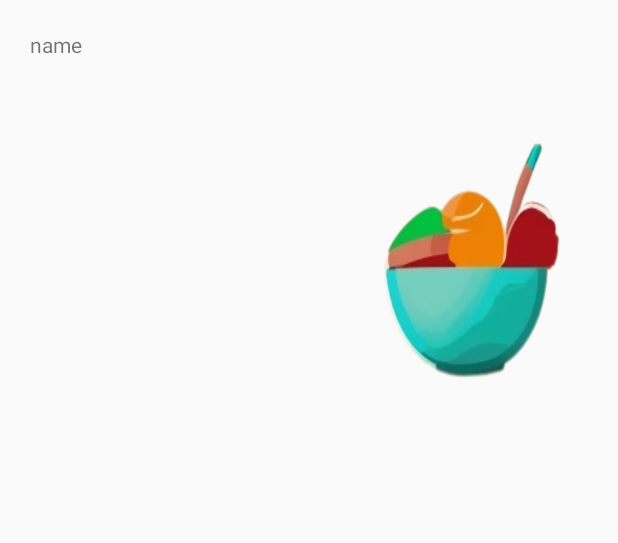
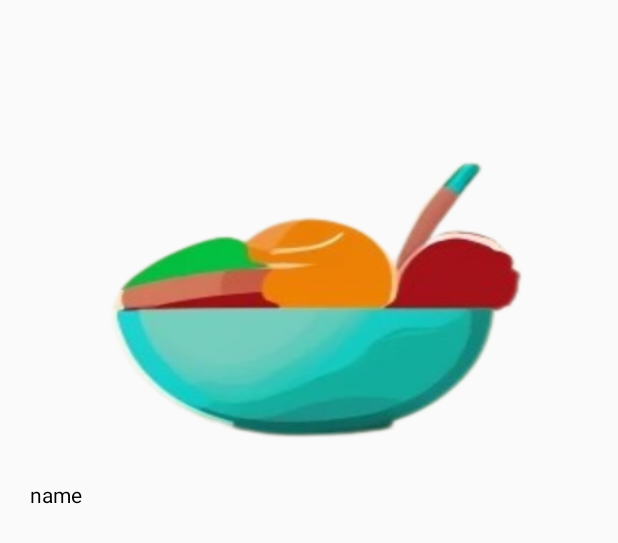
Before and after one commit to hyun9-9/FinalProject, an Android app: the layout recipeview.xml on its own in the app's theme, with its tools: preview values and no code run, on a phone screen of 412 x 824 dp. Shown: the top 543 px of the screen. Run offline under Robolectric (Android 15) with nearby library versions, the light colour scheme and no system bars; network calls fail.

Commit message:
Final disign

```diff
--- a/app/src/main/java/com/example/finalproject/HomeFragment1.java
+++ b/app/src/main/java/com/example/finalproject/HomeFragment1.java
@@ -239,6 +239,7 @@ public class HomeFragment1 extends Fragment {
             intent.putExtra("recipename", product.getPname());
             intent.putExtra("recipetime",product.gettime());
             intent.putExtra("recipedifficulty", product.getdifficulty());
+            intent.putExtra("recipecapacity", product.getcapacity());
             intent.putExtra("access_token", access_token);
             startActivity(intent);
         }
--- a/app/src/main/java/com/example/finalproject/SearchFragment1.java
+++ b/app/src/main/java/com/example/finalproject/SearchFragment1.java
@@ -170,6 +170,7 @@ public class SearchFragment1 extends Fragment {
                     intent.putExtra("recipename", jsonname.get(position));
                     intent.putExtra("recipetime", jsontime.get(position));
                     intent.putExtra("recipedifficulty", jsondifficulty.get(position));
+                    intent.putExtra("recipecapacity", jsoncapacity.get(position));
                     intent.putExtra("access_token", access_token);
                     startActivity(intent);
                 }
--- a/app/src/main/res/layout/fragment_profile.xml
+++ b/app/src/main/res/layout/fragment_profile.xml
@@ -128,6 +128,7 @@
         android:orientation="vertical" >
 
         <Button
+            android:id="@+id/producer"
             android:layout_width="match_parent"
             android:layout_height="match_parent"
             android:layout_gravity="left"
@@ -142,6 +143,7 @@
         android:layout_height="60dp"
         android:orientation="vertical" >
         <Button
+            android:id="@+id/logout"
             android:layout_width="match_parent"
             android:layout_height="match_parent"
             android:backgroundTint="@color/white"
--- a/app/src/main/res/layout/recipeview.xml
+++ b/app/src/main/res/layout/recipeview.xml
@@ -5,25 +5,23 @@
     android:layout_margin="20dp"
     android:id="@+id/recipeview"
 
-    android:orientation="horizontal">
+    android:orientation="vertical">
 
-
+    <ImageView
+        android:id="@+id/Image"
+        android:layout_width="match_parent"
+        android:layout_height="300dp"
+        android:src="@drawable/back1"
+        android:scaleType="fitXY" />
     <TextView
         android:id="@+id/name"
         android:layout_width="match_parent"
         android:layout_height="wrap_content"
         android:autoSizeTextType="uniform"
         android:ellipsize="end"
-        android:layout_weight="1.5"
+        android:textColor="#000000"
+
         android:text="name" />
 
-    <ImageView
-        android:id="@+id/Image"
-        android:layout_width="match_parent"
-        android:layout_height="wrap_content"
 
-        android:layout_weight="2"
-
-        android:src="@drawable/back1"
-        android:scaleType="fitXY" />
 </LinearLayout>
--- a/app/src/main/res/layout/recipeviewtext.xml
+++ b/app/src/main/res/layout/recipeviewtext.xml
@@ -14,8 +14,8 @@ android:layout_margin="20dp"
         android:layout_height="wrap_content"
         android:autoSizeTextType="uniform"
         android:ellipsize="end"
-        android:layout_weight="1.5"
-        android:text="name" />
+        android:text="name"
+        android:textColor="#000000"/>
 
 
 </LinearLayout>
```
Also changed, not shown: app/src/main/java/com/example/finalproject/ProfileFragment.java (+20 -0 lines), app/src/main/java/com/example/finalproject/RecipeActivity.java (+7 -4 lines), app/src/main/res/layout/activity_recipe.xml (+20 -12 lines).
